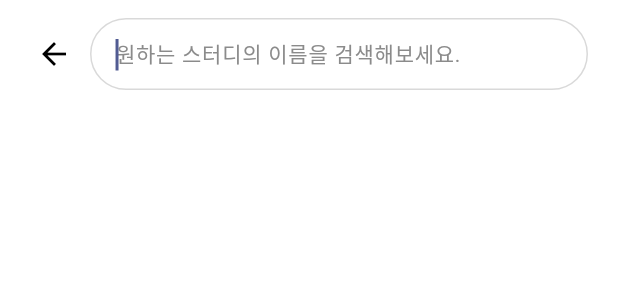
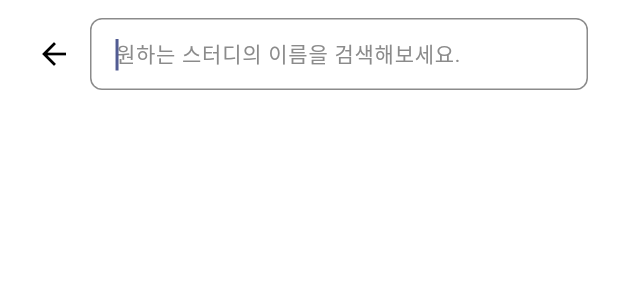
Before and after one commit to ag-0224/moa, a Flutter app: the ClubSearchBar widget shown alone on an empty page, opened directly with empty values, on a phone screen of 412 x 824 dp. Shown: the top 300 px of the screen. Run offline on Flutter 3.47's test engine with Material 3 defaults, Android fonts, the phone set to English and light mode, and no system bars; our stand-ins replace dio, firebase_auth, firebase_core, flutter_riverpod, flutter_secure_storage, flutter_svg and 2 more; accounts and stored records are empty; network calls fail.

Commit message:
fix: 검색창 테두리를 #8B8B8B, radius 8로 맞춤

```diff
--- a/frontend/lib/presentation/pages/home/widgets/club_search_bar.dart
+++ b/frontend/lib/presentation/pages/home/widgets/club_search_bar.dart
@@ -10,7 +10,7 @@ class ClubSearchBar extends StatelessWidget {
   final VoidCallback onBack;
   final ValueChanged<String> onChanged;
 
-  static const Color _borderColor = Color(0xFFD9D9D9);
+  static const Color _borderColor = Color(0xFF8B8B8B);
   static const Color _hintColor = Color(0xFF8B8B8B);
 
   @override
@@ -31,7 +31,7 @@ class ClubSearchBar extends StatelessWidget {
                 padding: const EdgeInsets.symmetric(horizontal: 16),
                 decoration: BoxDecoration(
                   color: Colors.white,
-                  borderRadius: BorderRadius.circular(24),
+                  borderRadius: BorderRadius.circular(8),
                   border: Border.all(color: _borderColor),
                 ),
                 child: Row(
```
